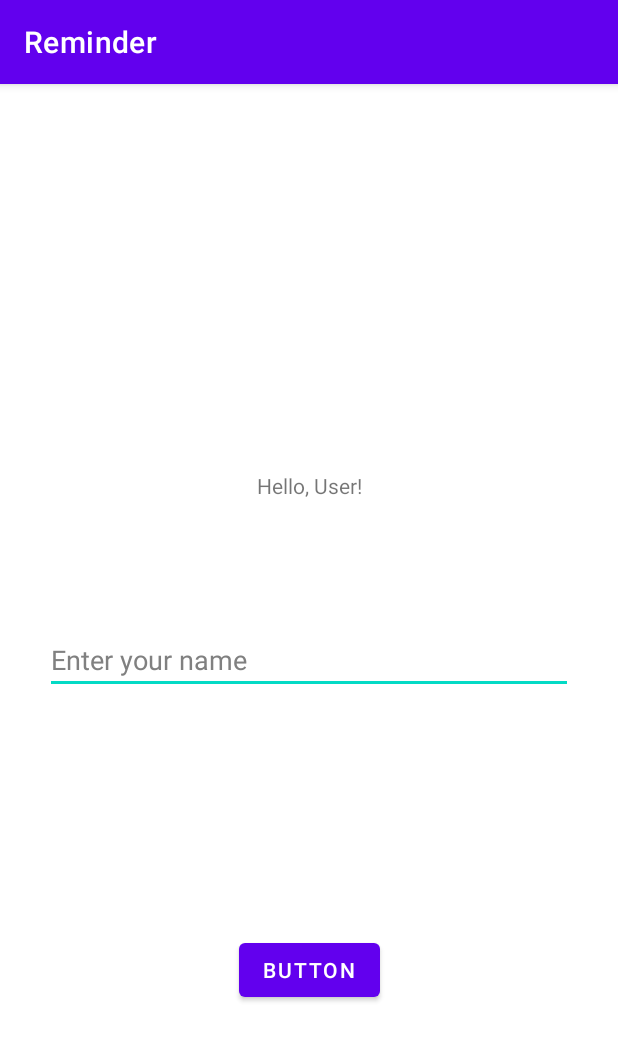
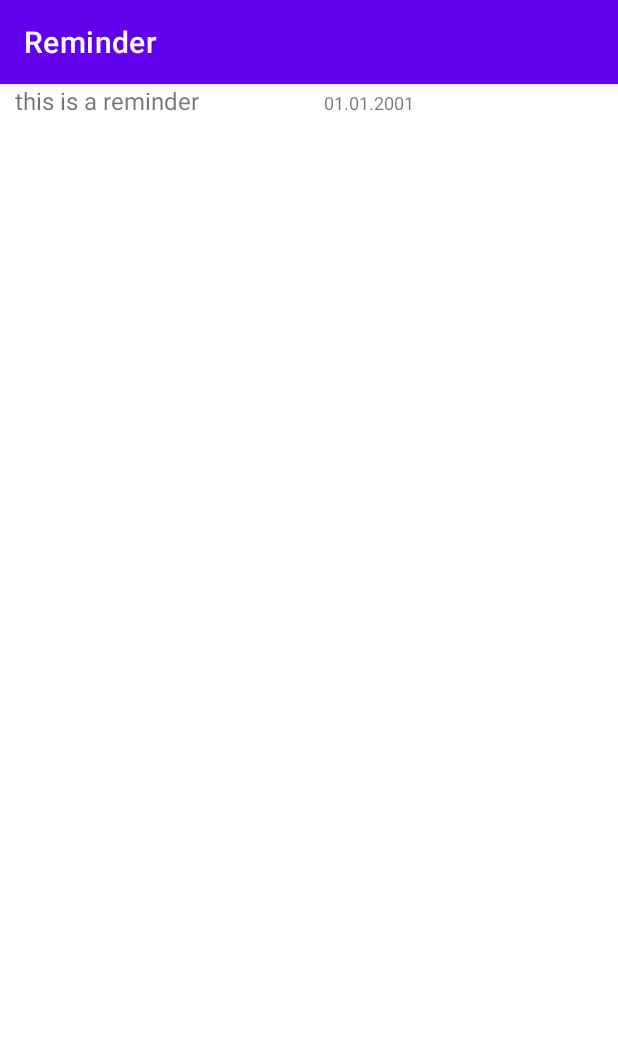
Before and after one commit to vladeekkk/reminder-project, an Android app: the screen it shows after launch (MainActivity), on a phone screen of 412 x 824 dp. Shown: the top 1041 px of the screen. Run offline under Robolectric (Android 15) with nearby library versions, the phone set to English and light mode, and no system bars.

Commit message:
delete extra folder

```diff
--- a/app/src/main/java/com/example/reminder/MainActivity.java
+++ b/app/src/main/java/com/example/reminder/MainActivity.java
@@ -18,19 +18,19 @@ public class MainActivity extends AppCompatActivity {
     @Override
     protected void onCreate(Bundle savedInstanceState) {
         super.onCreate(savedInstanceState);
-        setContentView(R.layout.activity_main);
+        setContentView(R.layout.reminder_item);
 
-        btn = findViewById(R.id.btn);
-        textView = findViewById(R.id.text_view);
-        editText = findViewById(R.id.edit_text);
-
-        btn.setOnClickListener(new View.OnClickListener() {
-            @Override
-            public void onClick(View v) {
-                String name = editText.getText().toString();
-                textView.setText("Hello, " + name + "!!!");
-            }
-        });
+//        btn = findViewById(R.id.btn);
+//        textView = findViewById(R.id.text_view);
+//        editText = findViewById(R.id.edit_text);
+//
+//        btn.setOnClickListener(new View.OnClickListener() {
+//            @Override
+//            public void onClick(View v) {
+//                String name = editText.getText().toString();
+//                textView.setText("Hello, " + name + "!!!");
+//            }
+//        });
 
 
     }
--- a/app/src/main/java/com/example/reminder/Reminder.java
+++ b/app/src/main/java/com/example/reminder/Reminder.java
@@ -1,4 +1,4 @@
-package main.java.com.example.reminder;
+package com.example.reminder;
 
 class Reminder {
     int id;
--- /dev/null
+++ b/app/src/main/res/layout/reminder_item.xml
@@ -0,0 +1,28 @@
+<?xml version="1.0" encoding="utf-8"?>
+<LinearLayout xmlns:android="http://schemas.android.com/apk/res/android"
+    android:layout_width="match_parent"
+    android:layout_height="match_parent"
+    android:orientation="horizontal">
+
+    <TextView
+        android:id="@+id/reminder_header_id"
+        android:layout_width="match_parent"
+        android:layout_height="wrap_content"
+        android:layout_marginStart="10dp"
+        android:layout_marginEnd="10dp"
+        android:layout_weight="1"
+        android:text="this is a reminder"
+        android:textSize="16sp"
+        />
+
+    <TextView
+        android:id="@+id/reminder_date_id"
+        android:layout_width="match_parent"
+        android:layout_height="wrap_content"
+        android:layout_marginStart="10dp"
+        android:layout_marginEnd="10dp"
+        android:layout_weight="1"
+        android:text="01.01.2001"
+        android:textSize="12sp"
+        />
+</LinearLayout>
```
